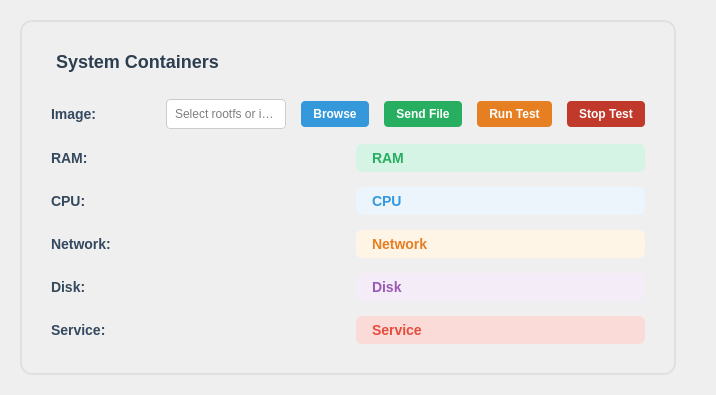
Old version of the form frontend/tabs/tab_sandbox.ui in the repository HoangGiap1804/Firewall-Application.
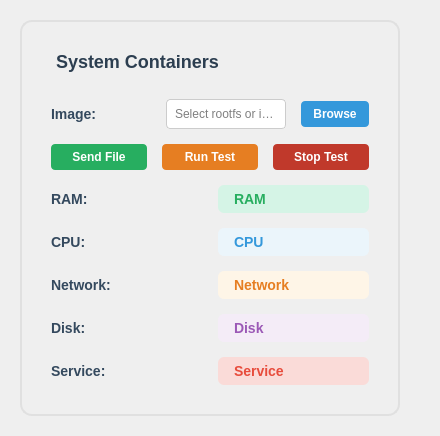
New version of the form.

Commit message: fix: UI Rule, sandbox

```diff
--- a/frontend/tabs/tab_sandbox.ui
+++ b/frontend/tabs/tab_sandbox.ui
@@ -105,6 +105,13 @@
           </property>
          </widget>
         </item>
+       </layout>
+      </item>
+      <item>
+       <layout class="QHBoxLayout" name="horizontalLayout_sandbox_actions">
+        <property name="spacing">
+         <number>15</number>
+        </property>
          <item>
           <widget class="QPushButton" name="btn_importImage">
            <property name="text">
```
Lines whose indentation alone changed are shown as unchanged. The commit also changes 7 other files.
